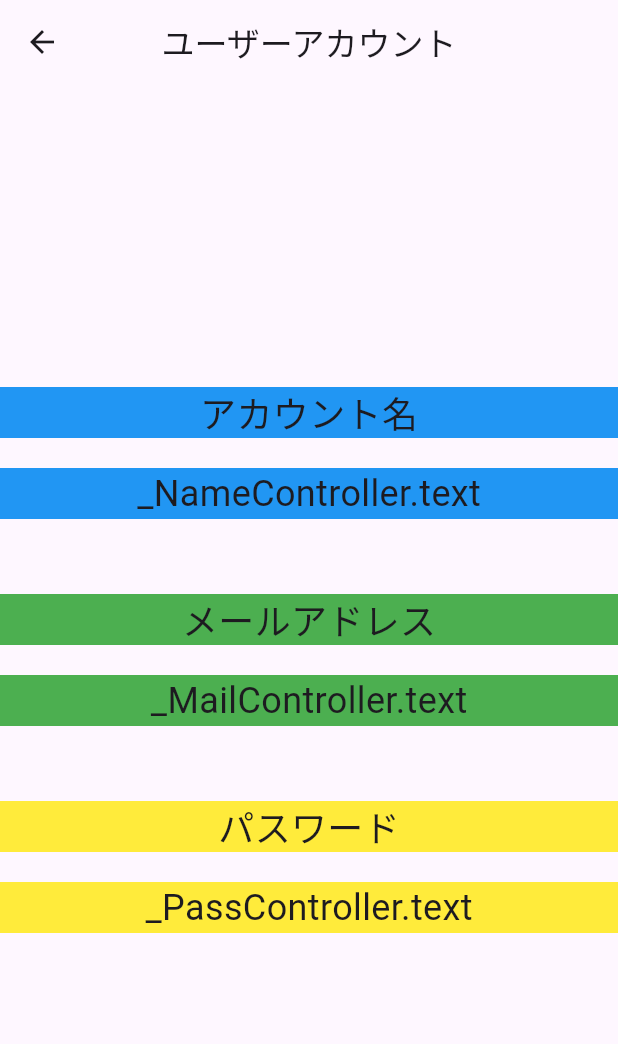
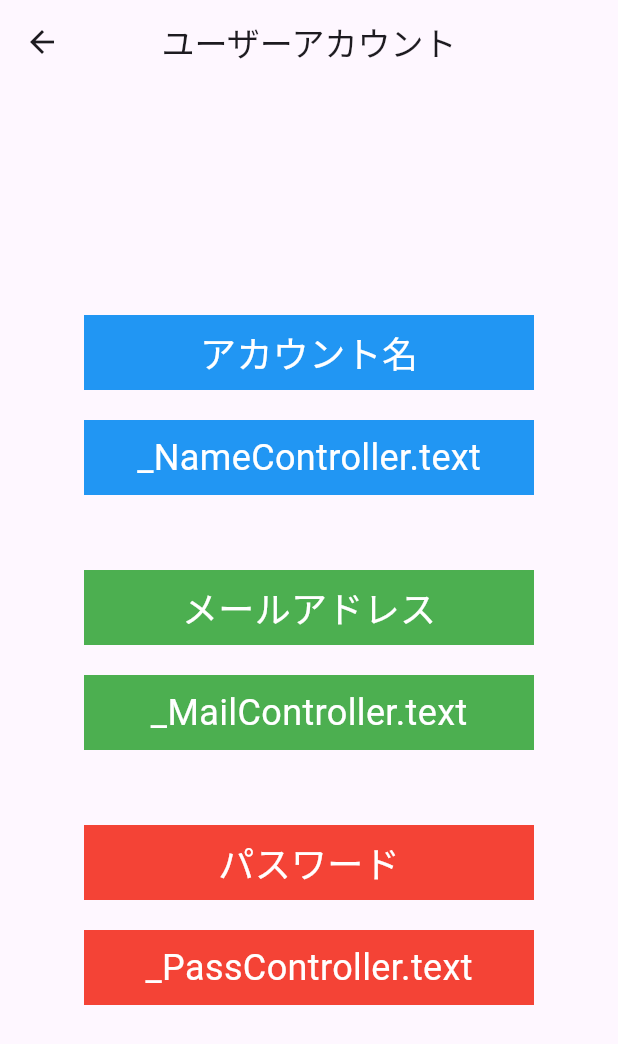
Before and after one commit to YuikeiMatsumoto/project, a Flutter app: the userinfo screen opened directly, on a phone screen of 412 x 824 dp. Shown: the top 1044 px of the screen. Run offline on Flutter 3.47's test engine with Material 2 defaults, Android fonts, the phone set to English and light mode, and no system bars; our stand-ins replace flutter_secure_storage; accounts and stored records are empty.

Commit message:
upgrade readability

```diff
--- a/lib/src/features/home/homescreen/userinfo.dart
+++ b/lib/src/features/home/homescreen/userinfo.dart
@@ -18,39 +18,61 @@ class userinfo extends StatelessWidget {
             mainAxisAlignment: MainAxisAlignment.center,
             children: [
               Container(
+                height: 50,
+                width: 300,
                 color: Colors.blue,
                 alignment: Alignment.center,
-                child: const Text(inputAccountNameForm, style: TextStyle(fontSize: 24,),),
+                child: const Text(inputAccountNameForm, style: TextStyle(fontSize: 24, color: Colors.white),),
               ),
               const SizedBox(height: 20.0,),
               Container(
+                height: 50,
+                width: 300,
                 color: Colors.blue,
                 alignment: Alignment.center,
-                child: Text(accountNameText, style: const TextStyle(fontSize: 24,),),
+                child: Text(accountNameText,
+                  style: const TextStyle(
+                      fontSize: 24, color: Colors.white),),
               ),
               const SizedBox(height: 50.0,),
               Container(
+                height: 50,
+                width: 300,
                 color: Colors.green,
                 alignment: Alignment.center,
-                child: const Text(inputMailAddressForm, style: TextStyle(fontSize: 24,),),
+                child: const Text(inputMailAddressForm,
+                  style: TextStyle(
+                      fontSize: 24, color: Colors.white),),
               ),
               const SizedBox(height: 20.0,),
               Container(
+                height: 50,
+                width: 300,
                 color: Colors.green,
                 alignment: Alignment.center,
-                child: Text(mailAddressText, style: const TextStyle(fontSize: 24),),
+                child: Text(mailAddressText,
+                  style: const TextStyle(
+                      fontSize: 24, color: Colors.white),),
               ),
               const SizedBox(height: 50.0,),
               Container(
-                color: Colors.yellow,
+                height: 50,
+                width: 300,
+                color: Colors.red,
                 alignment: Alignment.center,
-                child: const Text(inputPasswordForm, style: TextStyle(fontSize: 24),),
+                child: const Text(inputPasswordForm,
+                  style: TextStyle(
+                      fontSize: 24, color: Colors.white),),
               ),
               const SizedBox(height: 20.0,),
               Container(
-                color: Colors.yellow,
+                height: 50,
+                width: 300,
+                color: Colors.red,
                 alignment: Alignment.center,
-                child: Text(passwordText, style: const TextStyle(fontSize: 24),),
+                child: Text(passwordText,
+                  style: const TextStyle(
+                      fontSize: 24, color: Colors.white),),
               ),
             ],
           ),
```
